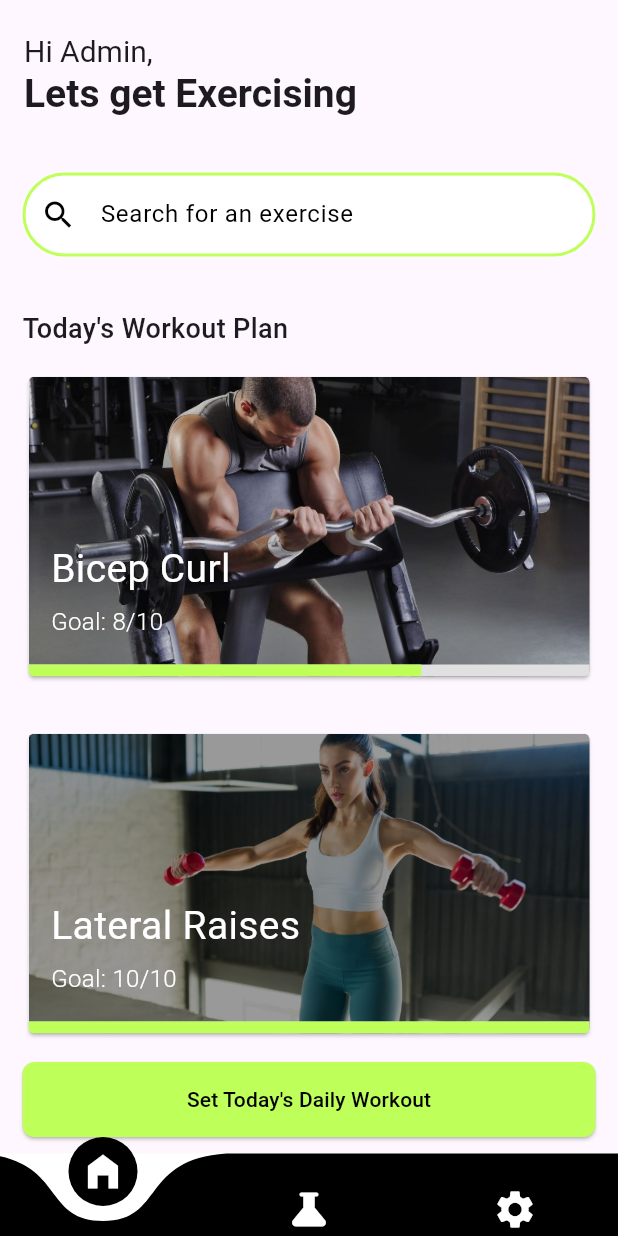
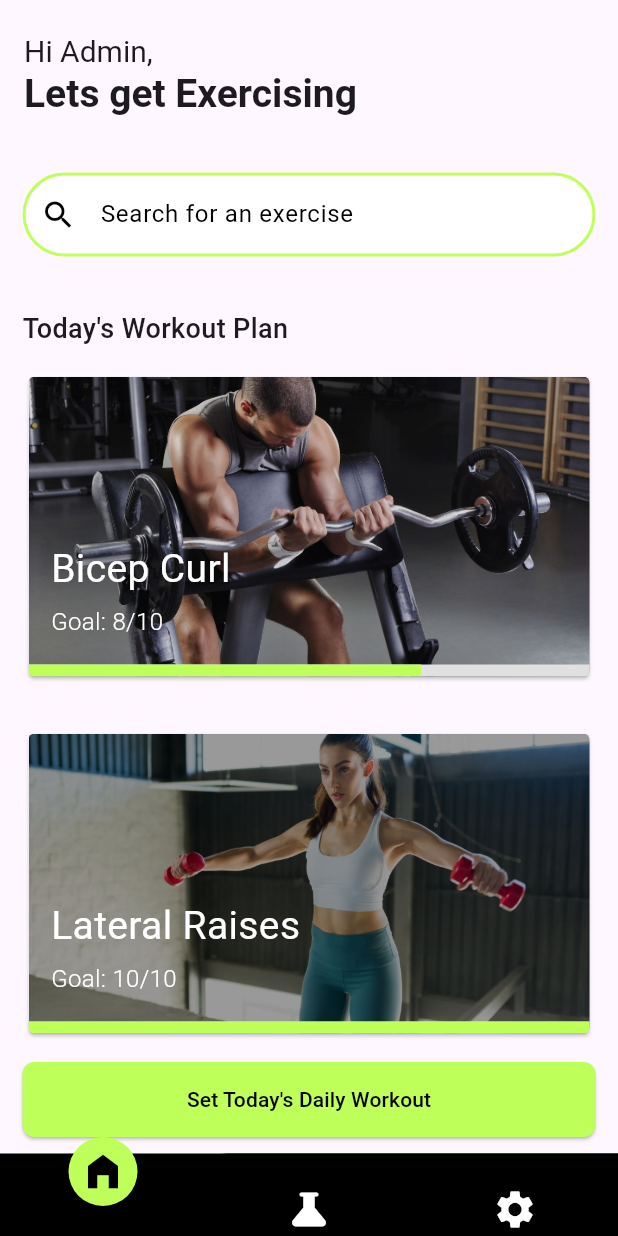
Before and after one commit to JamesMWaller/MobileAndUbiquitousComputing, a Flutter app: the BottomNavBar screen opened directly, on a phone screen of 412 x 824 dp. Run offline on Flutter 3.47's test engine with Material 3 defaults, Android fonts, the light colour scheme and no system bars; drawn by our look-alikes of curved_navigation_bar; our stand-ins replace fl_chart, flutter_blue_plus, image_picker, permission_handler; Roboto replaces fonts that are missing (SFPro).

Commit message:
NavBar adjusted

```diff
--- a/flutter_ble/lib/NavToolBar/Items/arduino_data_display.dart
+++ b/flutter_ble/lib/NavToolBar/Items/arduino_data_display.dart
@@ -1,7 +1,7 @@
 import 'package:flutter/material.dart';
 import 'package:provider/provider.dart';
 import '../../Bluetooth/my_bluetooth_service.dart';
-import 'theme_provider.dart'; // Adjust path as needed
+import 'settings/theme_provider.dart'; // Adjust path as needed
 
 class ArduinoDataDisplay extends StatefulWidget {
   const ArduinoDataDisplay({Key? key}) : super(key: key);
--- a/flutter_ble/lib/NavToolBar/bottom_nav_bar.dart
+++ b/flutter_ble/lib/NavToolBar/bottom_nav_bar.dart
@@ -1,9 +1,11 @@
 import 'package:flutter/material.dart';
 import 'package:curved_navigation_bar/curved_navigation_bar.dart';
 import 'package:flutter_ble/home_page.dart';
-import 'Items/settings.dart';
+import 'package:provider/provider.dart';
+import 'Items/settings/settings.dart';
 import 'Items/exercises.dart';
 import 'Items/arduino_data_display.dart';
+import 'Items/settings/theme_provider.dart';
 
 class BottomNavBar extends StatefulWidget {
   @override
@@ -22,19 +24,35 @@ class _BottomNavBarState extends State<BottomNavBar> {
 
   @override
   Widget build(BuildContext context) {
+    final themeProvider = Provider.of<ThemeProvider>(context);
+    bool isDarkMode = themeProvider.isDarkMode;
+
+
     return Scaffold(
       bottomNavigationBar: CurvedNavigationBar(
+        color: Colors.black,
         key: _bottomNavigationKey,
-        index: 0,
+        index: _page,
         items: <Widget>[
-          Icon(Icons.home_filled, size: 30, color: Colors.white,),
-          Icon(Icons.science_rounded, size: 30, color: Colors.white,),
-          Icon(Icons.settings, size: 30, color: Colors.white,),
+          Icon(
+            Icons.home_filled,
+            size: 30,
+            color: _page == 0 ? Colors.black : Colors.white,
+          ),
+          Icon(
+            Icons.science_rounded,
+            size: 30,
+            color: _page == 1 ? Colors.black : Colors.white,
+          ),
+          Icon(
+            Icons.settings,
+            size: 30,
+            color: _page == 2 ? Colors.black : Colors.white,
+          ),
         ],
-        color: Colors.black,
         height: 55,
-        buttonBackgroundColor: Colors.black,
-        backgroundColor: Colors.white,
+        buttonBackgroundColor: Color(0xFFBFFF5A),
+        backgroundColor: Colors.black,
         animationCurve: Curves.easeInOut,
         animationDuration: Duration(milliseconds: 400),
         onTap: (index) {
@@ -46,5 +64,6 @@ class _BottomNavBarState extends State<BottomNavBar> {
       ),
       body: _pages[_page],
     );
+
   }
 }
--- a/flutter_ble/lib/main.dart
+++ b/flutter_ble/lib/main.dart
@@ -2,8 +2,8 @@ import 'package:flutter/material.dart';
 import 'package:flutter_ble/welcomepage.dart';
 import 'package:provider/provider.dart';
 import 'home_page.dart';
-import 'NavToolBar/Items/settings.dart';
-import 'NavToolBar/Items/theme_provider.dart';
+import 'NavToolBar/Items/settings/settings.dart';
+import 'NavToolBar/Items/settings/theme_provider.dart';
 
 void main() {
   runApp(
```
Also changed, not shown: flutter_ble/lib/NavToolBar/Items/settings/settings.dart (renamed from flutter_ble/lib/NavToolBar/Items/settings.dart), flutter_ble/lib/NavToolBar/Items/settings/theme_provider.dart (renamed from flutter_ble/lib/NavToolBar/Items/theme_provider.dart).
